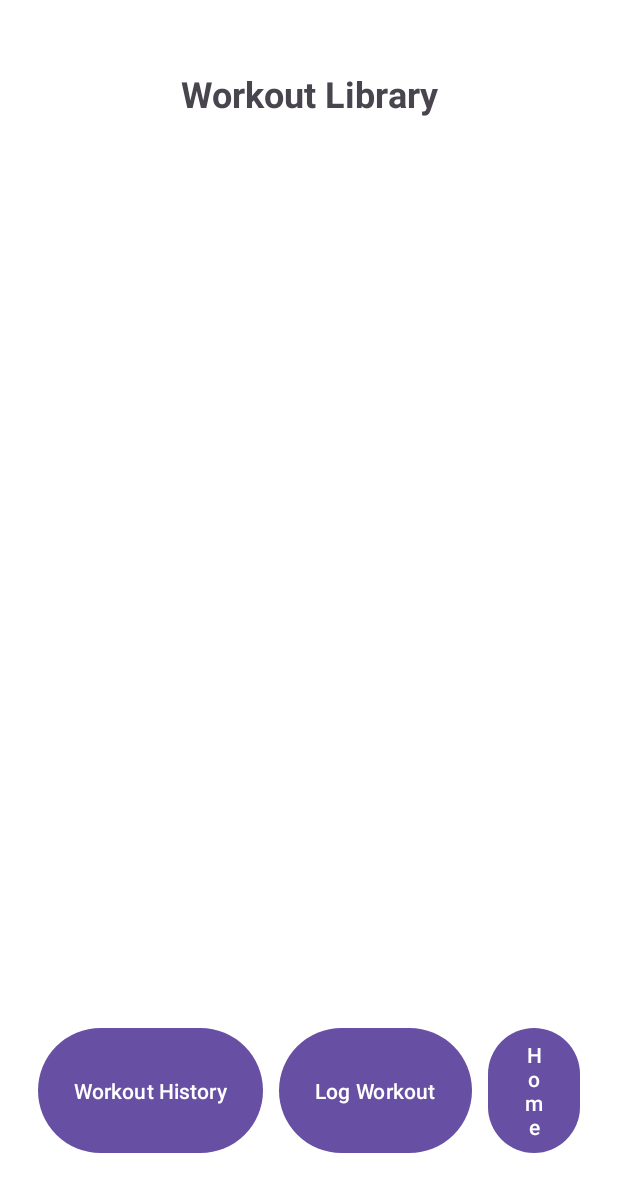
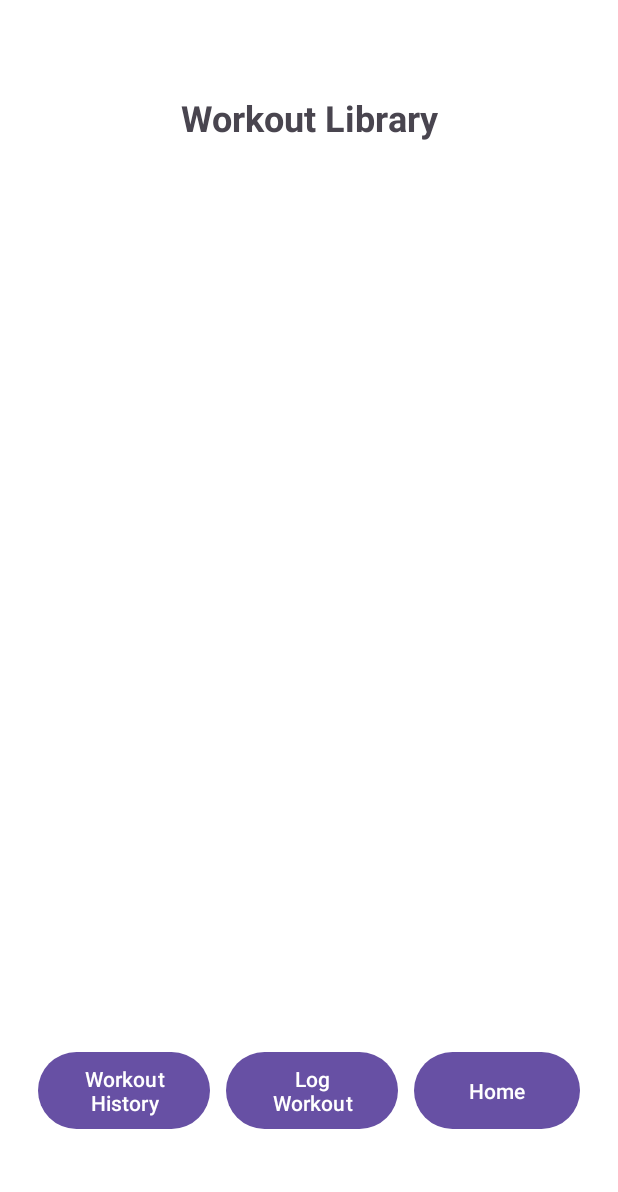
Before and after one commit to ellio357/GroupProject476, an Android app: the WorkoutLibraryActivity screen opened directly, with no data from a screen before it, on a phone screen of 412 x 824 dp. Shown: the top 1192 px of the screen. Run offline under Robolectric (Android 15) with nearby library versions, the phone set to English and light mode, and no system bars.

Commit message:
bugs fixed, my work yesterday didn't push

```diff
--- a/app/src/main/res/layout/activity_workout_library.xml
+++ b/app/src/main/res/layout/activity_workout_library.xml
@@ -35,21 +35,23 @@
 
             <Button
                 android:id="@+id/history_button"
-                android:layout_width="wrap_content"
+                android:layout_width="20dp"
                 android:layout_height="match_parent"
+                android:layout_weight="1"
                 android:layout_margin="5dp"
                 android:text="@string/history" />
 
             <Button
                 android:id="@+id/log_button"
-                android:layout_width="wrap_content"
+                android:layout_width="20dp"
                 android:layout_height="match_parent"
+                android:layout_weight="1"
                 android:layout_margin="5dp"
                 android:text="@string/log" />
 
             <Button
                 android:id="@+id/logout_button"
-                android:layout_width="20dp"
+                android:layout_width="15dp"
                 android:layout_height="match_parent"
                 android:layout_weight="1"
                 android:layout_margin="5dp"
```
